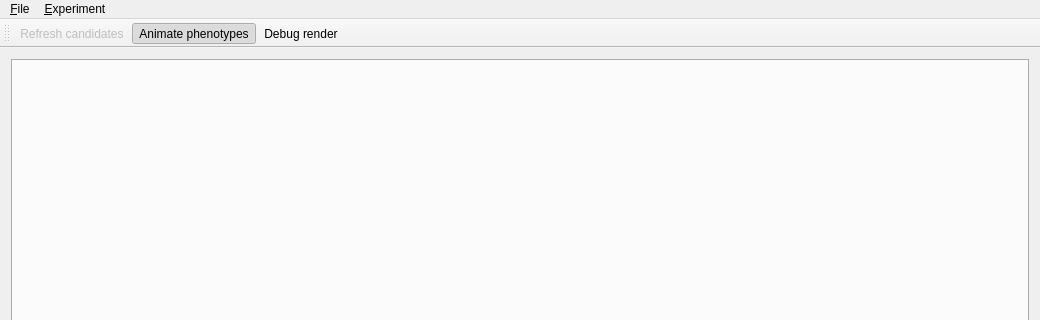
Old version of the form experimental/replicators/main_window.ui in the repository tlemo/darwin; both pictures show x 0 to 1040 and y 0 to 320 of the 1040 by 917 pixel window.
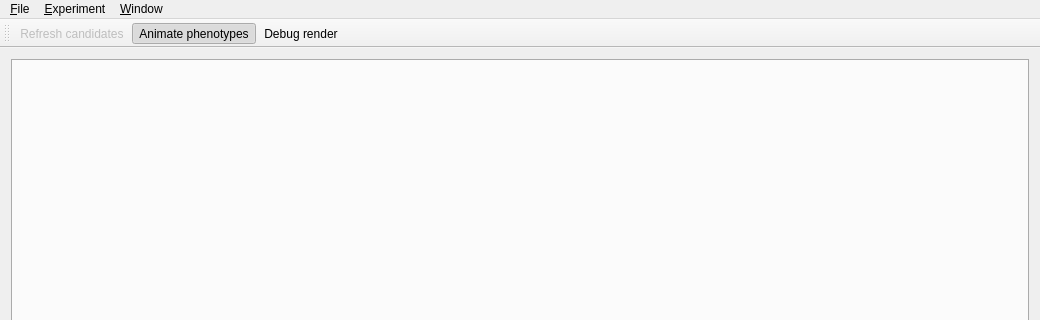
New version of the form.

The edit to the form file:
```diff
--- a/experimental/replicators/main_window.ui
+++ b/experimental/replicators/main_window.ui
@@ -54,7 +54,7 @@
     <addaction name="separator"/>
     <addaction name="action_exit"/>
    </widget>
-   <widget class="QMenu" name="menu_Experiment">
+   <widget class="QMenu" name="menu_experiment">
     <property name="title">
      <string>&amp;Experiment</string>
     </property>
@@ -63,8 +63,14 @@
     <addaction name="action_debug_render"/>
     <addaction name="action_close_tab"/>
    </widget>
+   <widget class="QMenu" name="menu_window">
+    <property name="title">
+     <string>&amp;Window</string>
+    </property>
+   </widget>
    <addaction name="menu_file"/>
-   <addaction name="menu_Experiment"/>
+   <addaction name="menu_experiment"/>
+   <addaction name="menu_window"/>
   </widget>
   <widget class="QStatusBar" name="status_bar"/>
   <widget class="QToolBar" name="tool_bar">
```
